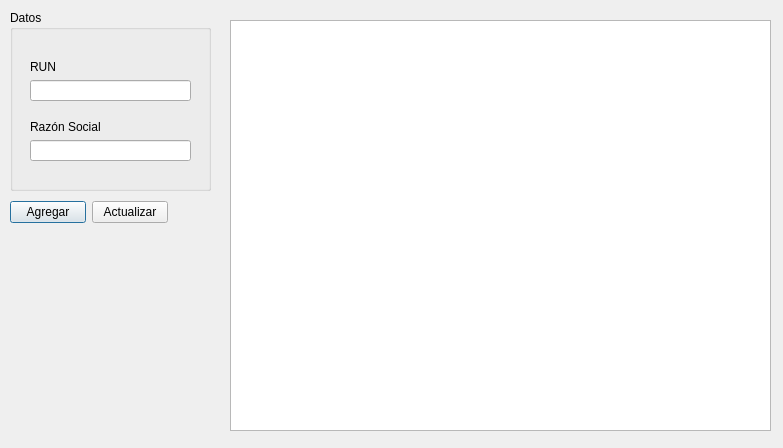
This is companies.ui in cristtopher/Desktop-Access-Control as Qt 5 draws it before an edit. The edited form follows.
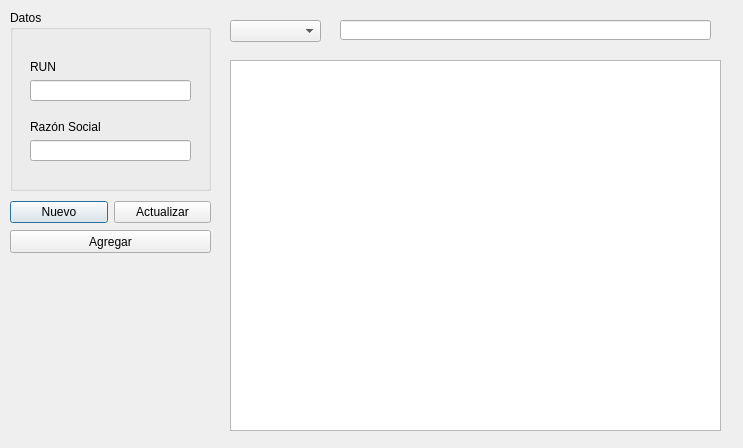
This is the edited form.

What changed in the file:
```diff
--- a/companies.ui
+++ b/companies.ui
@@ -6,7 +6,7 @@
    <rect>
     <x>0</x>
     <y>0</y>
-    <width>783</width>
+    <width>743</width>
     <height>448</height>
    </rect>
   </property>
@@ -74,18 +74,18 @@
    <property name="geometry">
     <rect>
      <x>230</x>
-     <y>20</y>
-     <width>541</width>
-     <height>411</height>
+     <y>60</y>
+     <width>491</width>
+     <height>371</height>
     </rect>
    </property>
   </widget>
-  <widget class="QWidget" name="">
+  <widget class="QWidget" name="layoutWidget">
    <property name="geometry">
     <rect>
      <x>10</x>
      <y>200</y>
-     <width>158</width>
+     <width>201</width>
      <height>25</height>
     </rect>
    </property>
@@ -93,7 +93,7 @@
     <item>
      <widget class="QPushButton" name="pushButton">
       <property name="text">
-       <string>Agregar</string>
+       <string>Nuevo</string>
       </property>
      </widget>
     </item>
@@ -106,6 +106,39 @@
     </item>
    </layout>
   </widget>
+  <widget class="QComboBox" name="comboBox_search">
+   <property name="geometry">
+    <rect>
+     <x>230</x>
+     <y>20</y>
+     <width>91</width>
+     <height>22</height>
+    </rect>
+   </property>
+  </widget>
+  <widget class="QLineEdit" name="lineEdit_search">
+   <property name="geometry">
+    <rect>
+     <x>340</x>
+     <y>20</y>
+     <width>371</width>
+     <height>20</height>
+    </rect>
+   </property>
+  </widget>
+  <widget class="QPushButton" name="pushButton_new">
+   <property name="geometry">
+    <rect>
+     <x>10</x>
+     <y>230</y>
+     <width>201</width>
+     <height>23</height>
+    </rect>
+   </property>
+   <property name="text">
+    <string>Agregar</string>
+   </property>
+  </widget>
  </widget>
  <resources/>
  <connections/>
```
Left out of the diff: 8 changed lines with no effect on the pictures.
